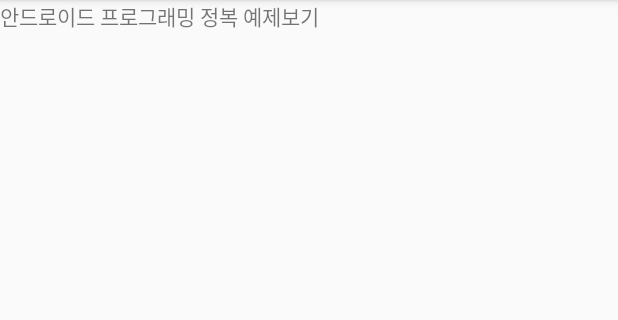
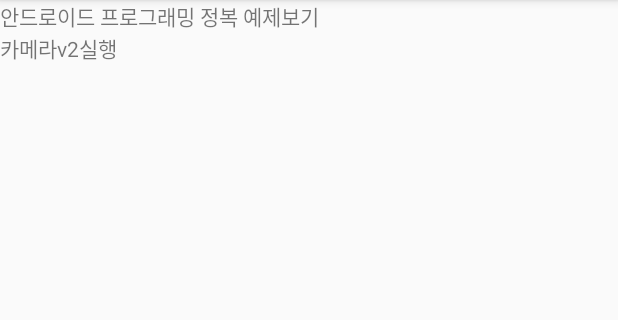
Before and after one commit to zxcv5500/ToyProject, an Android app: the screen it shows after launch (MainActivity), on a phone screen of 412 x 824 dp, the part 84-404 px from its top. Run offline under Robolectric (Android 15) with nearby library versions, the phone set to English and light mode, and no system bars.

Commit message:
c21 액션바 실습코드1

```diff
--- a/app/src/main/AndroidManifest.xml
+++ b/app/src/main/AndroidManifest.xml
@@ -36,8 +36,10 @@
             android:name=".book.apc.c33_multimedia.AttachImage"
             android:label="AttachImage"
             android:screenOrientation="landscape" />
-        <activity android:name=".book.apc.c33_multimedia.SHCamera"
-            android:screenOrientation="landscape"/>
+        <activity
+            android:name=".book.apc.c33_multimedia.SHCamera"
+            android:screenOrientation="landscape" />
+        <activity android:name=".book.apc.c21_actionbar.ActionBarTest"></activity>
     </application>
 
 </manifest>
--- a/app/src/main/java/com/zxcv5500/toyproject/MainActivity.java
+++ b/app/src/main/java/com/zxcv5500/toyproject/MainActivity.java
@@ -7,11 +7,13 @@ import android.view.View;
 import android.widget.TextView;
 
 import com.zxcv5500.toyproject.book.apc.AndExam;
+import com.zxcv5500.toyproject.book.ka.ch28.Lab28_2Activity;
 
 public class MainActivity extends AppCompatActivity {
 
 
     private TextView tvbookAPC;
+    private TextView tvKA;
 
     @Override
     protected void onCreate(Bundle savedInstanceState) {
@@ -19,11 +21,20 @@ public class MainActivity extends AppCompatActivity {
         setContentView(R.layout.activity_main);
 
         tvbookAPC = findViewById(R.id.bookAPC);
+        tvKA = findViewById(R.id.bookKA);
+
         tvbookAPC.setOnClickListener(new View.OnClickListener() {
             @Override
             public void onClick(View v) {
                 startActivity(new Intent(MainActivity.this, AndExam.class));
             }
         });
+
+        tvKA.setOnClickListener(new View.OnClickListener() {
+            @Override
+            public void onClick(View view) {
+                startActivity(new Intent(MainActivity.this, Lab28_2Activity.class));
+            }
+        });
     }
 }
--- a/app/src/main/java/com/zxcv5500/toyproject/book/apc/AndExam.java
+++ b/app/src/main/java/com/zxcv5500/toyproject/book/apc/AndExam.java
@@ -89,6 +89,7 @@ public class AndExam extends Activity {
             case 20: // 프래그먼트
                 break;
             case 21: // 액션바
+
                 break;
             case 22: // 그리기
                 break;
--- a/app/src/main/res/layout/activity_main.xml
+++ b/app/src/main/res/layout/activity_main.xml
@@ -11,4 +11,12 @@
         android:layout_height="wrap_content"
         android:text="안드로이드 프로그래밍 정복 예제보기"
         />
+
+
+    <TextView
+        android:id="@+id/bookKA"
+        android:layout_width="wrap_content"
+        android:layout_height="wrap_content"
+        android:text="카메라v2실행"
+        />
 </LinearLayout>
```
Also changed, not shown: app/src/main/java/com/zxcv5500/toyproject/book/apc/c21_actionbar/ActionBarTest.java (added, +30 -0 lines), app/src/main/res/menu/actionbarmenu.xml (added, +19 -0 lines), app/src/main/res/drawable-xxhdpi/ic_normal.png (added), app/src/main/res/drawable-xxhdpi/ic_pressed.png (added).
